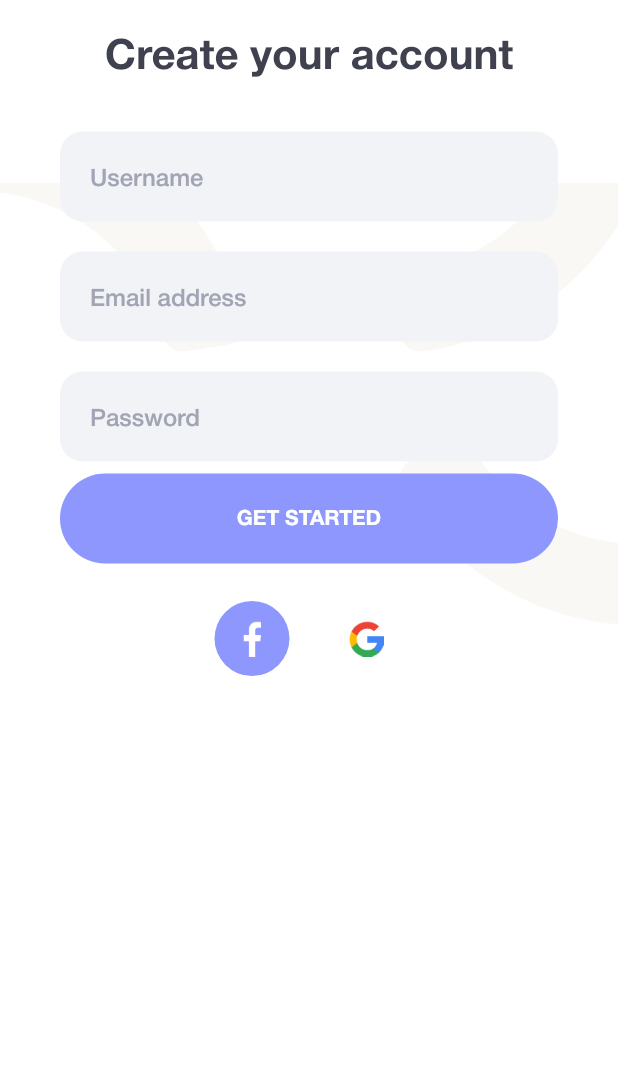
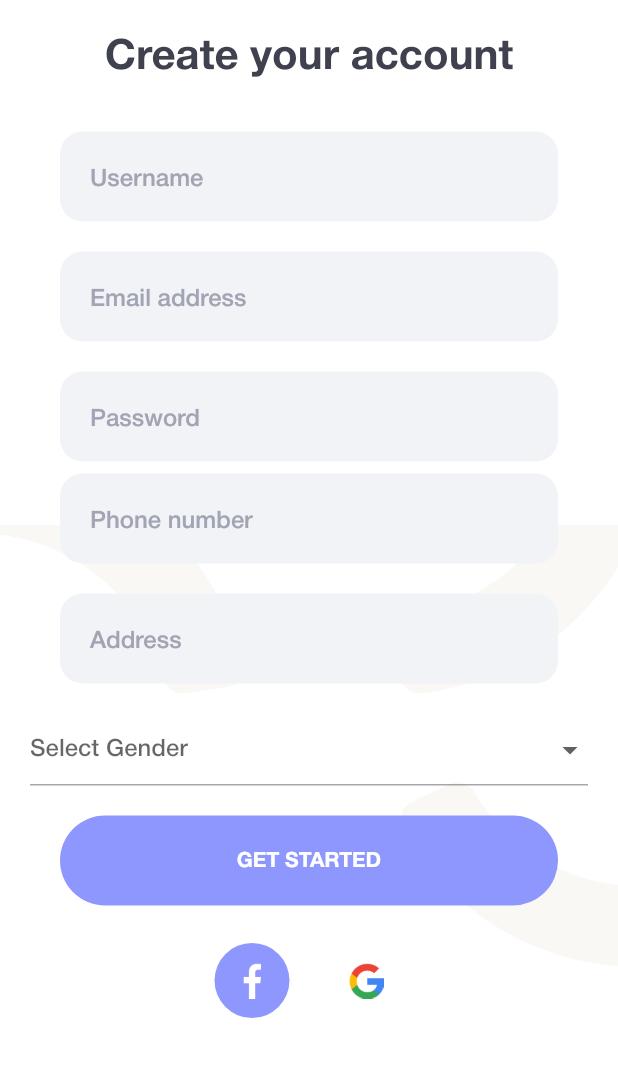
Before and after one commit to subash0250/Flutterfinal, a Flutter app: the SignUpScreen screen opened directly, on a phone screen of 412 x 824 dp, the part 83-1160 px from its top. Run offline on Flutter 3.47's test engine with Material 2 defaults, Android fonts, the phone set to English and light mode, and no system bars.

Commit message:
working on signup page

```diff
--- a/lib/sign_up_screen.dart
+++ b/lib/sign_up_screen.dart
@@ -13,12 +13,30 @@ class SignUpScreen extends StatefulWidget {
 }
 
 class _SignUpScreenState extends State<SignUpScreen> {
-  bool isTrue = false;
+  final _formKey = GlobalKey<FormState>();
+  final TextEditingController _usernameController = TextEditingController();
+  final TextEditingController _emailController = TextEditingController();
+  final TextEditingController _passwordController = TextEditingController();
+  final TextEditingController _phoneController = TextEditingController();
+  final TextEditingController _addressController = TextEditingController();
+  String? _selectedGender;
+
+  @override
+  void dispose() {
+    _usernameController.dispose();
+    _emailController.dispose();
+    _passwordController.dispose();
+    _phoneController.dispose();
+    _addressController.dispose();
+    super.dispose();
+  }
 
   @override
   Widget build(BuildContext context) {
     return Scaffold(
       body: SingleChildScrollView(
+        child: Form(
+          key: _formKey,
           child: Column(
             crossAxisAlignment: CrossAxisAlignment.center,
             children: [
@@ -63,23 +81,97 @@ class _SignUpScreenState extends State<SignUpScreen> {
                         padding: const EdgeInsets.symmetric(horizontal: 20),
                         child: Column(
                           children: [
-                          RoundTextField(hintText: "Username"),
+                            RoundTextField(
+                              hintText: "Username",
+                              controller: _usernameController,
+                              validator: (value) {
+                                if (value == null || value.isEmpty) {
+                                  return 'Username is required';
+                                }
+                                return null;
+                              },
+                            ),
                             const SizedBox(height: 20),
-                          RoundTextField(hintText: "Email address"),
+                            RoundTextField(
+                              hintText: "Email address",
+                              controller: _emailController,
+                              validator: (value) {
+                                if (value == null || value.isEmpty) {
+                                  return 'Email address is required';
+                                }
+                                return null;
+                              },
+                            ),
                             const SizedBox(height: 20),
                             RoundTextField(
                               hintText: "Password",
                               obscureText: true,
+                              controller: _passwordController,
+                              validator: (value) {
+                                if (value == null || value.isEmpty) {
+                                  return 'Password is required';
+                                }
+                                return null;
+                              },
                             ),
                             const SizedBox(height: 8),
+                            RoundTextField(
+                              hintText: "Phone number",
+                              controller: _phoneController,
+                              validator: (value) {
+                                if (value == null || value.isEmpty) {
+                                  return 'Phone number is required';
+                                }
+                                return null;
+                              },
+                            ),
+                            const SizedBox(height: 20),
+                            RoundTextField(
+                              hintText: "Address",
+                              controller: _addressController,
+                              validator: (value) {
+                                if (value == null || value.isEmpty) {
+                                  return 'Address is required';
+                                }
+                                return null;
+                              },
+                            ),
+                            const SizedBox(height: 20),
+
+                            // Gender selection
+                            DropdownButtonFormField<String>(
+                              value: _selectedGender,
+                              hint: const Text("Select Gender"),
+                              items: ['Male', 'Female', 'Other']
+                                  .map<DropdownMenuItem<String>>((String value) {
+                                return DropdownMenuItem<String>(
+                                  value: value,
+                                  child: Text(value),
+                                );
+                              }).toList(),
+                              onChanged: (String? newValue) {
+                                setState(() {
+                                  _selectedGender = newValue;
+                                });
+                              },
+                              validator: (value) {
+                                if (value == null || value.isEmpty) {
+                                  return 'Gender is required';
+                                }
+                                return null;
+                              },
+                            ),
+                            const SizedBox(height: 20),
                             RoundButton(
                               title: "GET STARTED",
                               onPressed: () {
+                                if (_formKey.currentState!.validate()) {
                                   Navigator.of(context).push(
                                     MaterialPageRoute(
                                       builder: (context) => const WelcomeScreen(),
                                     ),
                                   );
+                                }
                               },
                             ),
                             const SizedBox(height: 25),
@@ -100,7 +192,7 @@ class _SignUpScreenState extends State<SignUpScreen> {
                               height: 50, // Set a small height for round button
                               elevation: 0,
                               color: const Color(0xff8E97FD),
-                            shape: CircleBorder(), // Make it circular
+                              shape: const CircleBorder(), // Make it circular
                               child: Image.asset(
                                 'assets/img/fb.png',
                                 width: 24, // Adjusted icon size
@@ -118,7 +210,7 @@ class _SignUpScreenState extends State<SignUpScreen> {
                               height: 50, // Set a small height for round button
                               elevation: 0,
                               color: Colors.white,
-                            shape: CircleBorder(), // Make it circular
+                              shape: const CircleBorder(), // Make it circular
                               child: Image.asset(
                                 'assets/img/google.png',
                                 width: 24, // Adjusted icon size
@@ -136,6 +228,7 @@ class _SignUpScreenState extends State<SignUpScreen> {
             ],
           ),
         ),
+      ),
     );
   }
 }
```
Lines whose indentation alone changed are shown as unchanged.
